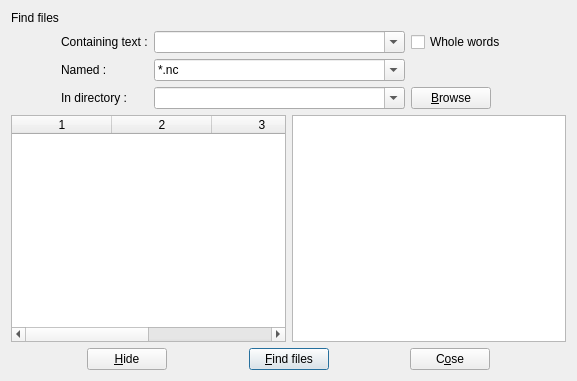
The window that src/findinfilesdialog.ui (GCodeProjects/GCodeWorkShop) describes before a commit, drawn with Qt 5.
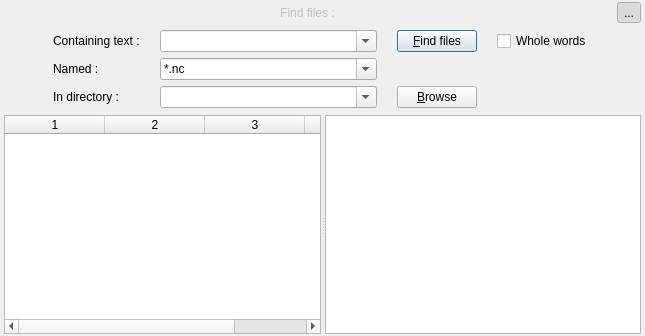
The same window after the commit. Icons and pictures are not drawn.

Commit message: Added file menu entry for easy acces to examples. Added diff window. File find window moved to main window slider.

```diff
--- a/src/findinfilesdialog.ui
+++ b/src/findinfilesdialog.ui
@@ -1,72 +1,127 @@
 <?xml version="1.0" encoding="UTF-8"?>
 <ui version="4.0">
  <class>FindInFiles</class>
- <widget class="QDialog" name="FindInFiles">
+ <widget class="QWidget" name="FindInFiles">
   <property name="geometry">
    <rect>
     <x>0</x>
     <y>0</y>
-    <width>577</width>
-    <height>381</height>
+    <width>645</width>
+    <height>336</height>
    </rect>
   </property>
+  <property name="sizePolicy">
+   <sizepolicy hsizetype="Minimum" vsizetype="Minimum">
+    <horstretch>0</horstretch>
+    <verstretch>0</verstretch>
+   </sizepolicy>
+  </property>
   <property name="windowTitle">
    <string>Dialog</string>
   </property>
+  <property name="autoFillBackground">
+   <bool>true</bool>
+  </property>
   <layout class="QVBoxLayout" name="verticalLayout_2">
-   <item>
-    <widget class="QLabel" name="filesFoundLabel">
-     <property name="text">
-      <string>Find files </string>
-     </property>
-    </widget>
-   </item>
-   <item>
-    <layout class="QVBoxLayout" name="verticalLayout">
-     <item>
-      <layout class="QGridLayout" name="gridLayout" rowstretch="0,0,0,0" columnstretch="0,10,0">
        <property name="leftMargin">
-        <number>50</number>
+    <number>4</number>
+   </property>
+   <property name="topMargin">
+    <number>2</number>
        </property>
        <property name="rightMargin">
-        <number>60</number>
-       </property>
-       <item row="1" column="1">
-        <widget class="QComboBox" name="textComboBox">
-         <property name="editable">
-          <bool>true</bool>
-         </property>
-         <property name="insertPolicy">
-          <enum>QComboBox::InsertAtTop</enum>
-         </property>
-        </widget>
-       </item>
-       <item row="2" column="1">
-        <widget class="QComboBox" name="fileComboBox">
-         <property name="editable">
-          <bool>true</bool>
-         </property>
-         <property name="insertPolicy">
-          <enum>QComboBox::InsertAtTop</enum>
-         </property>
+    <number>4</number>
+   </property>
+   <property name="bottomMargin">
+    <number>2</number>
+   </property>
+   <item>
+    <layout class="QHBoxLayout" name="horizontalLayout">
+     <property name="sizeConstraint">
+      <enum>QLayout::SetFixedSize</enum>
+     </property>
+     <property name="bottomMargin">
+      <number>0</number>
+     </property>
          <item>
+      <widget class="QPushButton" name="title">
+       <property name="enabled">
+        <bool>false</bool>
+       </property>
+       <property name="minimumSize">
+        <size>
+         <width>0</width>
+         <height>22</height>
+        </size>
+       </property>
+       <property name="maximumSize">
+        <size>
+         <width>16777215</width>
+         <height>22</height>
+        </size>
+       </property>
           <property name="text">
-           <string>*.nc</string>
-          </property>
-         </item>
-        </widget>
-       </item>
-       <item row="3" column="1">
-        <widget class="QComboBox" name="directoryComboBox">
-         <property name="editable">
+        <string>Find files :</string>
+       </property>
+       <property name="icon">
+        <iconset>
+         <normaloff>:/images/filefind.png</normaloff>
+         <disabledoff>:/images/filefind.png</disabledoff>:/images/filefind.png</iconset>
+       </property>
+       <property name="flat">
+        <bool>true</bool>
+       </property>
+      </widget>
+     </item>
+     <item>
+      <widget class="QToolButton" name="hideToolButton">
+       <property name="text">
+        <string>...</string>
+       </property>
+       <property name="icon">
+        <iconset>
+         <normaloff>:/images/arrow-down.png</normaloff>
+         <normalon>:/images/arrow-up.png</normalon>:/images/arrow-down.png</iconset>
+       </property>
+       <property name="checkable">
           <bool>true</bool>
          </property>
-         <property name="insertPolicy">
-          <enum>QComboBox::InsertAtTop</enum>
+       <property name="checked">
+        <bool>true</bool>
          </property>
         </widget>
        </item>
-       <item row="3" column="2">
+    </layout>
+   </item>
+   <item>
+    <widget class="QFrame" name="frame">
+     <property name="frameShape">
+      <enum>QFrame::NoFrame</enum>
+     </property>
+     <property name="frameShadow">
+      <enum>QFrame::Plain</enum>
+     </property>
+     <layout class="QGridLayout" name="gridLayout">
+      <property name="sizeConstraint">
+       <enum>QLayout::SetMinimumSize</enum>
+      </property>
+      <property name="topMargin">
+       <number>0</number>
+      </property>
+      <property name="bottomMargin">
+       <number>1</number>
+      </property>
+      <property name="horizontalSpacing">
+       <number>20</number>
+      </property>
+      <item row="1" column="4">
+       <widget class="QCheckBox" name="wholeWordsCheckBox">
+        <property name="text">
+         <string>Whole words</string>
+        </property>
+       </widget>
+      </item>
+      <item row="3" column="3">
         <widget class="QPushButton" name="browseButton">
          <property name="sizePolicy">
           <sizepolicy hsizetype="Fixed" vsizetype="Fixed">
@@ -92,7 +147,26 @@
          </property>
         </widget>
        </item>
-       <item row="3" column="0">
+      <item row="3" column="2">
+       <widget class="QComboBox" name="directoryComboBox">
+        <property name="enabled">
+         <bool>true</bool>
+        </property>
+        <property name="sizePolicy">
+         <sizepolicy hsizetype="Expanding" vsizetype="Fixed">
+          <horstretch>0</horstretch>
+          <verstretch>0</verstretch>
+         </sizepolicy>
+        </property>
+        <property name="editable">
+         <bool>true</bool>
+        </property>
+        <property name="insertPolicy">
+         <enum>QComboBox::InsertAtTop</enum>
+        </property>
+       </widget>
+      </item>
+      <item row="3" column="1">
         <widget class="QLabel" name="directoryLabel">
          <property name="sizePolicy">
           <sizepolicy hsizetype="Minimum" vsizetype="Preferred">
@@ -100,12 +174,36 @@
            <verstretch>0</verstretch>
           </sizepolicy>
          </property>
+        <property name="layoutDirection">
+         <enum>Qt::LeftToRight</enum>
+        </property>
          <property name="text">
           <string>In directory :</string>
          </property>
         </widget>
        </item>
-       <item row="2" column="0">
+      <item row="2" column="2">
+       <widget class="QComboBox" name="fileComboBox">
+        <property name="sizePolicy">
+         <sizepolicy hsizetype="Expanding" vsizetype="Fixed">
+          <horstretch>0</horstretch>
+          <verstretch>0</verstretch>
+         </sizepolicy>
+        </property>
+        <property name="editable">
+         <bool>true</bool>
+        </property>
+        <property name="insertPolicy">
+         <enum>QComboBox::InsertAtTop</enum>
+        </property>
+        <item>
+         <property name="text">
+          <string>*.nc</string>
+         </property>
+        </item>
+       </widget>
+      </item>
+      <item row="2" column="1">
         <widget class="QLabel" name="fileLabel">
          <property name="sizePolicy">
           <sizepolicy hsizetype="Minimum" vsizetype="Preferred">
@@ -113,18 +211,45 @@
            <verstretch>0</verstretch>
           </sizepolicy>
          </property>
-         <property name="maximumSize">
-          <size>
-           <width>200</width>
-           <height>16777215</height>
-          </size>
-         </property>
          <property name="text">
           <string>Named :</string>
          </property>
         </widget>
        </item>
-       <item row="1" column="0">
+      <item row="1" column="2">
+       <widget class="QComboBox" name="textComboBox">
+        <property name="sizePolicy">
+         <sizepolicy hsizetype="Expanding" vsizetype="Fixed">
+          <horstretch>0</horstretch>
+          <verstretch>0</verstretch>
+         </sizepolicy>
+        </property>
+        <property name="editable">
+         <bool>true</bool>
+        </property>
+        <property name="insertPolicy">
+         <enum>QComboBox::InsertAtTop</enum>
+        </property>
+       </widget>
+      </item>
+      <item row="1" column="3">
+       <widget class="QPushButton" name="findButton">
+        <property name="text">
+         <string>&amp;Find files</string>
+        </property>
+        <property name="icon">
+         <iconset>
+          <normaloff>:/images/findnext.png</normaloff>:/images/findnext.png</iconset>
+        </property>
+        <property name="autoDefault">
+         <bool>true</bool>
+        </property>
+        <property name="default">
+         <bool>true</bool>
+        </property>
+       </widget>
+      </item>
+      <item row="1" column="1">
         <widget class="QLabel" name="textLabel">
          <property name="sizePolicy">
           <sizepolicy hsizetype="Minimum" vsizetype="Preferred">
@@ -132,32 +257,67 @@
            <verstretch>0</verstretch>
           </sizepolicy>
          </property>
-         <property name="maximumSize">
-          <size>
-           <width>200</width>
-           <height>16777215</height>
-          </size>
-         </property>
          <property name="text">
           <string>Containing text :</string>
          </property>
         </widget>
        </item>
-       <item row="1" column="2">
-        <widget class="QCheckBox" name="wholeWordsCheckBox">
-         <property name="text">
-          <string>Whole words</string>
-         </property>
-        </widget>
-       </item>
-      </layout>
-     </item>
-    </layout>
-   </item>
+      <item row="1" column="0">
+       <spacer name="horizontalSpacer">
+        <property name="orientation">
+         <enum>Qt::Horizontal</enum>
+        </property>
+        <property name="sizeType">
+         <enum>QSizePolicy::Minimum</enum>
+        </property>
+        <property name="sizeHint" stdset="0">
+         <size>
+          <width>40</width>
+          <height>20</height>
+         </size>
+        </property>
+       </spacer>
+      </item>
+      <item row="1" column="5">
+       <spacer name="horizontalSpacer_2">
+        <property name="orientation">
+         <enum>Qt::Horizontal</enum>
+        </property>
+        <property name="sizeType">
+         <enum>QSizePolicy::Minimum</enum>
+        </property>
+        <property name="sizeHint" stdset="0">
+         <size>
+          <width>40</width>
+          <height>20</height>
+         </size>
+        </property>
+       </spacer>
+      </item>
+     </layout>
+    </widget>
+   </item>
    <item>
-    <layout class="QHBoxLayout" name="horizontalLayout_2">
-     <item>
+    <widget class="QSplitter" name="splitter">
+     <property name="sizePolicy">
+      <sizepolicy hsizetype="Expanding" vsizetype="Expanding">
+       <horstretch>0</horstretch>
+       <verstretch>0</verstretch>
+      </sizepolicy>
+     </property>
+     <property name="orientation">
+      <enum>Qt::Horizontal</enum>
+     </property>
+     <property name="childrenCollapsible">
+      <bool>false</bool>
+     </property>
       <widget class="QTableWidget" name="filesTable">
+      <property name="minimumSize">
+       <size>
+        <width>80</width>
+        <height>0</height>
+       </size>
+      </property>
        <property name="contextMenuPolicy">
         <enum>Qt::NoContextMenu</enum>
        </property>
@@ -208,126 +368,17 @@
        <column/>
        <column/>
       </widget>
-     </item>
-     <item>
-      <widget class="QPlainTextEdit" name="preview"/>
-     </item>
-    </layout>
-   </item>
-   <item>
-    <layout class="QHBoxLayout" name="horizontalLayout">
-     <item>
-      <spacer name="horizontalSpacer">
-       <property name="orientation">
-        <enum>Qt::Horizontal</enum>
-       </property>
-       <property name="sizeHint" stdset="0">
+     <widget class="QPlainTextEdit" name="preview">
+      <property name="minimumSize">
         <size>
-         <width>40</width>
-         <height>20</height>
-        </size>
-       </property>
-      </spacer>
-     </item>
-     <item>
-      <widget class="QPushButton" name="hideButton">
-       <property name="toolTip">
-        <string>Hide dialog</string>
-       </property>
-       <property name="text">
-        <string>&amp;Hide</string>
-       </property>
-       <property name="icon">
-        <iconset resource="application.qrc">
-         <normaloff>:/images/hide.png</normaloff>:/images/hide.png</iconset>
-       </property>
-       <property name="autoDefault">
-        <bool>false</bool>
-       </property>
-      </widget>
-     </item>
-     <item>
-      <spacer name="horizontalSpacer_4">
-       <property name="orientation">
-        <enum>Qt::Horizontal</enum>
-       </property>
-       <property name="sizeHint" stdset="0">
-        <size>
-         <width>40</width>
-         <height>20</height>
-        </size>
-       </property>
-      </spacer>
-     </item>
-     <item>
-      <widget class="QPushButton" name="findButton">
-       <property name="text">
-        <string>&amp;Find files</string>
-       </property>
-       <property name="icon">
-        <iconset resource="application.qrc">
-         <normaloff>:/images/findnext.png</normaloff>:/images/findnext.png</iconset>
-       </property>
-       <property name="autoDefault">
-        <bool>true</bool>
-       </property>
-       <property name="default">
-        <bool>true</bool>
-       </property>
-      </widget>
-     </item>
-     <item>
-      <spacer name="horizontalSpacer_2">
-       <property name="orientation">
-        <enum>Qt::Horizontal</enum>
-       </property>
-       <property name="sizeHint" stdset="0">
-        <size>
-         <width>40</width>
-         <height>20</height>
-        </size>
-       </property>
-      </spacer>
-     </item>
-     <item>
-      <widget class="QPushButton" name="closeButton">
-       <property name="sizePolicy">
-        <sizepolicy hsizetype="Minimum" vsizetype="Fixed">
-         <horstretch>0</horstretch>
-         <verstretch>0</verstretch>
-        </sizepolicy>
-       </property>
-       <property name="toolTip">
-        <string>Close dialog</string>
-       </property>
-       <property name="text">
-        <string>C&amp;ose</string>
-       </property>
-       <property name="icon">
-        <iconset resource="application.qrc">
-         <normaloff>:/images/window-close.png</normaloff>:/images/window-close.png</iconset>
-       </property>
-       <property name="autoDefault">
-        <bool>false</bool>
-       </property>
-      </widget>
-     </item>
-     <item>
-      <spacer name="horizontalSpacer_3">
-       <property name="orientation">
-        <enum>Qt::Horizontal</enum>
-       </property>
-       <property name="sizeHint" stdset="0">
-        <size>
-         <width>40</width>
-         <height>20</height>
-        </size>
-       </property>
-      </spacer>
-     </item>
-    </layout>
-   </item>
-  </layout>
+        <width>80</width>
+        <height>0</height>
+       </size>
+      </property>
+     </widget>
+    </widget>
+   </item>
+  </layout>
  </widget>
  <resources>
   <include location="application.qrc"/>
```
Left out of the diff: 6 changed lines with no effect on the pictures. Lines whose indentation alone changed are shown as unchanged. The commit also changes 44 other files.
